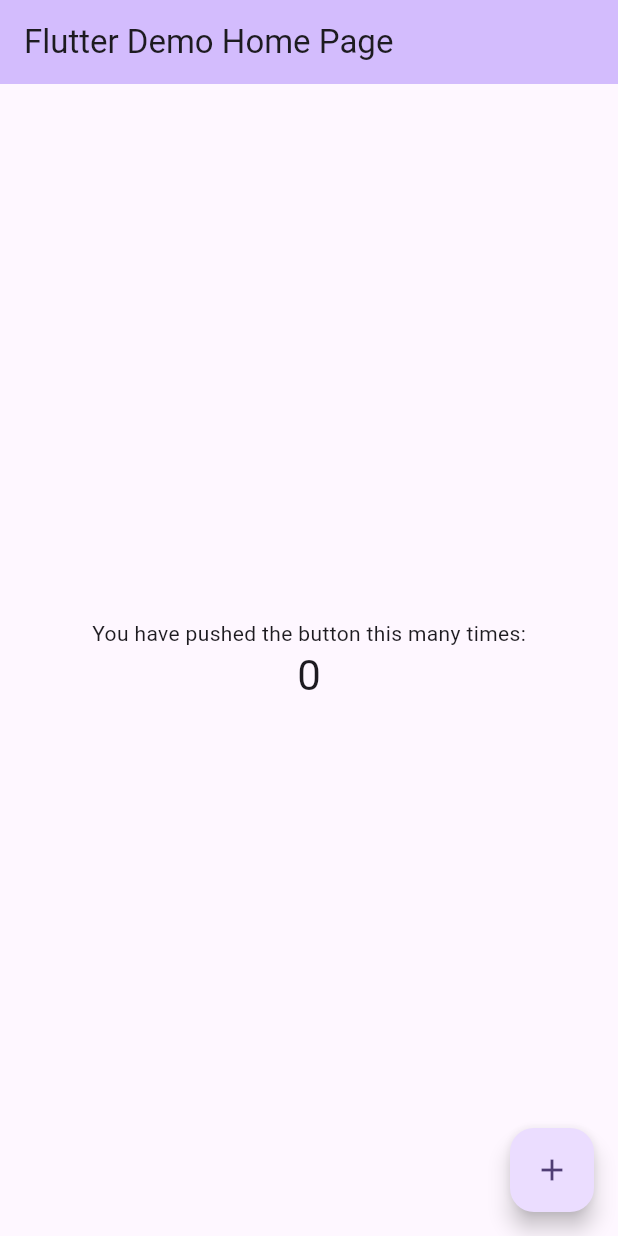
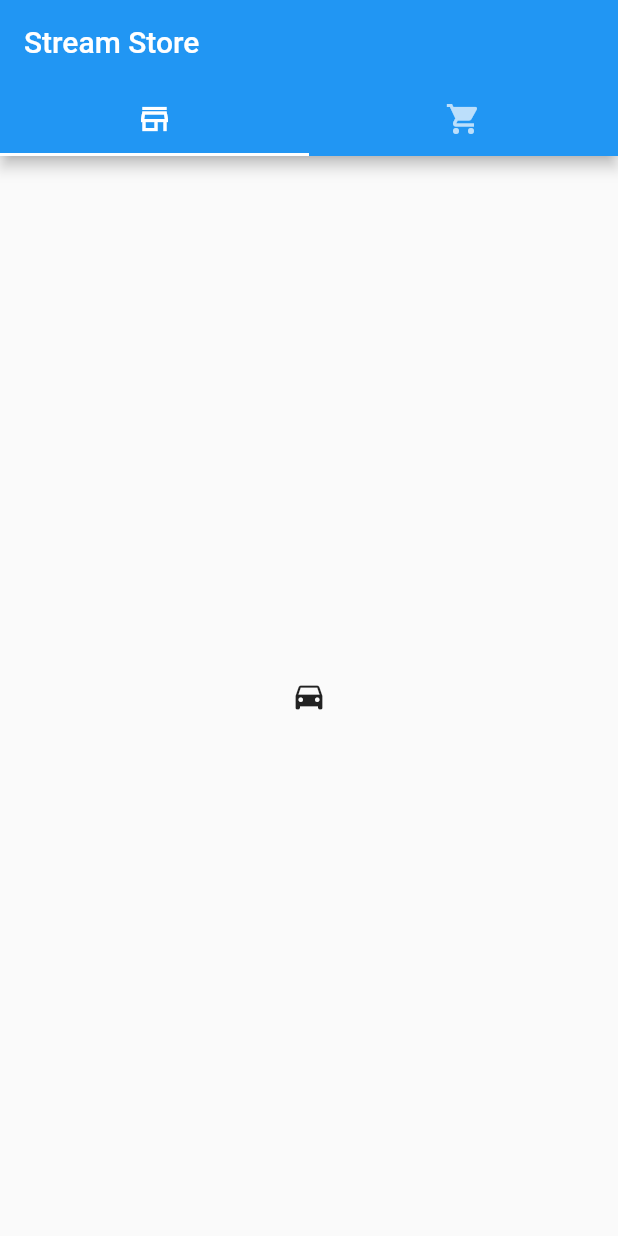
Before and after one commit to je-martinez/stream-store, a Flutter app: the screen it shows after launch, on a phone screen of 412 x 824 dp. Run offline on Flutter 3.47's test engine with Material 2 defaults, Android fonts, the light colour scheme and no system bars.

Commit message:
feat: start working on demo

```diff
--- a/lib/main.dart
+++ b/lib/main.dart
@@ -1,125 +1,6 @@
 import 'package:flutter/material.dart';
+import 'package:stream_store/tabs.dart';
 
 void main() {
-  runApp(const MyApp());
+  runApp(const StoreTabs());
 }
-
-class MyApp extends StatelessWidget {
-  const MyApp({super.key});
-
-  // This widget is the root of your application.
-  @override
-  Widget build(BuildContext context) {
-    return MaterialApp(
-      title: 'Flutter Demo',
-      theme: ThemeData(
-        // This is the theme of your application.
-        //
-        // TRY THIS: Try running your application with "flutter run". You'll see
-        // the application has a blue toolbar. Then, without quitting the app,
-        // try changing the seedColor in the colorScheme below to Colors.green
-        // and then invoke "hot reload" (save your changes or press the "hot
-        // reload" button in a Flutter-supported IDE, or press "r" if you used
-        // the command line to start the app).
-        //
-        // Notice that the counter didn't reset back to zero; the application
-        // state is not lost during the reload. To reset the state, use hot
-        // restart instead.
-        //
-        // This works for code too, not just values: Most code changes can be
-        // tested with just a hot reload.
-        colorScheme: ColorScheme.fromSeed(seedColor: Colors.deepPurple),
-        useMaterial3: true,
-      ),
-      home: const MyHomePage(title: 'Flutter Demo Home Page'),
-    );
-  }
-}
-
-class MyHomePage extends StatefulWidget {
-  const MyHomePage({super.key, required this.title});
-
-  // This widget is the home page of your application. It is stateful, meaning
-  // that it has a State object (defined below) that contains fields that affect
-  // how it looks.
-
-  // This class is the configuration for the state. It holds the values (in this
-  // case the title) provided by the parent (in this case the App widget) and
-  // used by the build method of the State. Fields in a Widget subclass are
-  // always marked "final".
-
-  final String title;
-
-  @override
-  State<MyHomePage> createState() => _MyHomePageState();
-}
-
-class _MyHomePageState extends State<MyHomePage> {
-  int _counter = 0;
-
-  void _incrementCounter() {
-    setState(() {
-      // This call to setState tells the Flutter framework that something has
-      // changed in this State, which causes it to rerun the build method below
-      // so that the display can reflect the updated values. If we changed
-      // _counter without calling setState(), then the build method would not be
-      // called again, and so nothing would appear to happen.
-      _counter++;
-    });
-  }
-
-  @override
-  Widget build(BuildContext context) {
-    // This method is rerun every time setState is called, for instance as done
-    // by the _incrementCounter method above.
-    //
-    // The Flutter framework has been optimized to make rerunning build methods
-    // fast, so that you can just rebuild anything that needs updating rather
-    // than having to individually change instances of widgets.
-    return Scaffold(
-      appBar: AppBar(
-        // TRY THIS: Try changing the color here to a specific color (to
-        // Colors.amber, perhaps?) and trigger a hot reload to see the AppBar
-        // change color while the other colors stay the same.
-        backgroundColor: Theme.of(context).colorScheme.inversePrimary,
-        // Here we take the value from the MyHomePage object that was created by
-        // the App.build method, and use it to set our appbar title.
-        title: Text(widget.title),
-      ),
-      body: Center(
-        // Center is a layout widget. It takes a single child and positions it
-        // in the middle of the parent.
-        child: Column(
-          // Column is also a layout widget. It takes a list of children and
-          // arranges them vertically. By default, it sizes itself to fit its
-          // children horizontally, and tries to be as tall as its parent.
-          //
-          // Column has various properties to control how it sizes itself and
-          // how it positions its children. Here we use mainAxisAlignment to
-          // center the children vertically; the main axis here is the vertical
-          // axis because Columns are vertical (the cross axis would be
-          // horizontal).
-          //
-          // TRY THIS: Invoke "debug painting" (choose the "Toggle Debug Paint"
-          // action in the IDE, or press "p" in the console), to see the
-          // wireframe for each widget.
-          mainAxisAlignment: MainAxisAlignment.center,
-          children: <Widget>[
-            const Text(
-              'You have pushed the button this many times:',
-            ),
-            Text(
-              '$_counter',
-              style: Theme.of(context).textTheme.headlineMedium,
-            ),
-          ],
-        ),
-      ),
-      floatingActionButton: FloatingActionButton(
-        onPressed: _incrementCounter,
-        tooltip: 'Increment',
-        child: const Icon(Icons.add),
-      ), // This trailing comma makes auto-formatting nicer for build methods.
-    );
-  }
-}
--- /dev/null
+++ b/lib/tabs.dart
@@ -0,0 +1,31 @@
+import 'package:flutter/material.dart';
+
+class StoreTabs extends StatelessWidget {
+  const StoreTabs({super.key});
+
+  @override
+  Widget build(BuildContext context) {
+    return MaterialApp(
+      home: DefaultTabController(
+        length: 2,
+        child: Scaffold(
+          appBar: AppBar(
+            bottom: const TabBar(
+              tabs: [
+                Tab(icon: Icon(Icons.store_mall_directory_outlined)),
+                Tab(icon: Icon(Icons.shopping_cart)),
+              ],
+            ),
+            title: const Text('Stream Store'),
+          ),
+          body: const TabBarView(
+            children: [
+              Icon(Icons.directions_car),
+              Icon(Icons.directions_transit),
+            ],
+          ),
+        ),
+      ),
+    );
+  }
+}
```
Also changed, not shown: lib/bloc/shopping_cart.bloc.dart (added, +31 -0 lines), lib/models/product.dart (added, +8 -0 lines).
